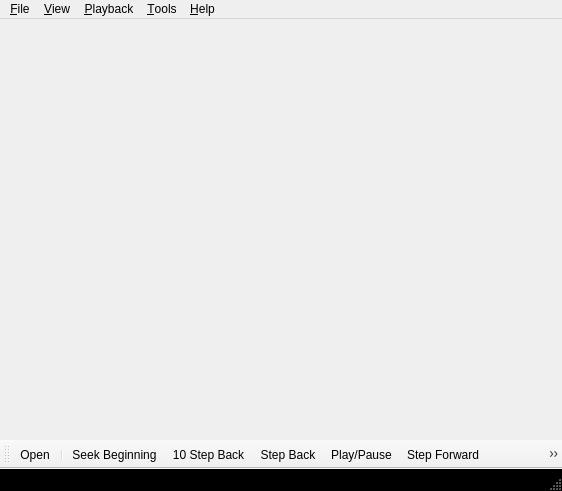
kLassikko/YuvToolkit, file YUVToolkit/MainWindow.ui: the form before one commit.
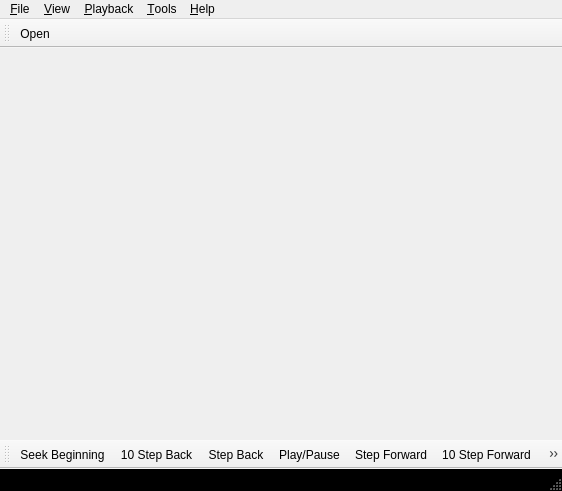
The form after the commit. Icons and pictures are not drawn. Custom widgets are drawn as their Qt base class.

Commit message: Created new toolbar, and updated build script

What changed in the file:
```diff
--- a/YUVToolkit/MainWindow.ui
+++ b/YUVToolkit/MainWindow.ui
@@ -167,7 +167,7 @@
    <addaction name="menu_Tools"/>
    <addaction name="menu_Help"/>
   </widget>
-  <widget class="QToolBar" name="mainToolBar">
+  <widget class="QToolBar" name="playbackToolBar">
    <property name="movable">
     <bool>true</bool>
    </property>
@@ -192,8 +192,6 @@
    <attribute name="toolBarBreak">
     <bool>false</bool>
    </attribute>
-   <addaction name="action_Open"/>
-   <addaction name="separator"/>
    <addaction name="action_Seek_Beginning"/>
    <addaction name="action_Step_Back_Fast"/>
    <addaction name="action_Step_Back"/>
@@ -207,6 +205,18 @@
     <bool>true</bool>
    </property>
   </widget>
+  <widget class="QToolBar" name="mainToolBar">
+   <property name="windowTitle">
+    <string>toolBar</string>
+   </property>
+   <attribute name="toolBarArea">
+    <enum>TopToolBarArea</enum>
+   </attribute>
+   <attribute name="toolBarBreak">
+    <bool>false</bool>
+   </attribute>
+   <addaction name="action_Open"/>
+  </widget>
   <action name="action_Open">
    <property name="icon">
     <iconset resource="YUVToolkit.qrc">
```
The commit also changes 5 other files.
